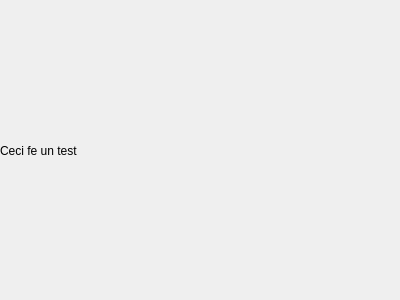
Old version of the form src/vue/vueContenuTuile.ui in the repository ritmosky/Projet_LO21_Carcassonne.
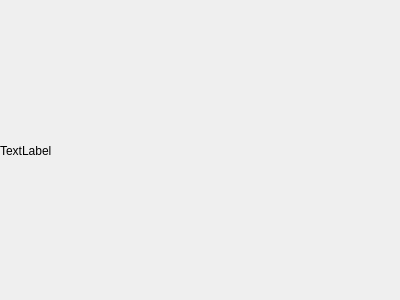
New version of the form.

Commit message: avencement VueTuile

The edit to the form file:
```diff
--- a/src/vue/vueContenuTuile.ui
+++ b/src/vue/vueContenuTuile.ui
@@ -22,17 +22,8 @@
      <height>301</height>
     </rect>
    </property>
-   <property name="sizePolicy">
-    <sizepolicy hsizetype="Preferred" vsizetype="Minimum">
-     <horstretch>0</horstretch>
-     <verstretch>0</verstretch>
-    </sizepolicy>
-   </property>
    <property name="text">
-    <string>Ceci fe un test</string>
-   </property>
-   <property name="alignment">
-    <set>Qt::AlignLeading|Qt::AlignLeft|Qt::AlignVCenter</set>
+    <string>TextLabel</string>
    </property>
   </widget>
  </widget>
```
The commit also changes 6 other files.
